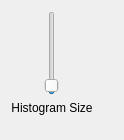
This is gui/multi_img_viewer.ui in gerbilvis/gerbil as Qt 5 draws it before an edit. The edited form follows.
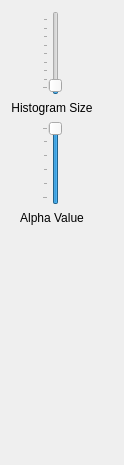
This is the edited form. Custom widgets are drawn as their Qt base class.

```diff
--- a/gui/multi_img_viewer.ui
+++ b/gui/multi_img_viewer.ui
@@ -7,7 +7,7 @@
     <x>0</x>
     <y>0</y>
     <width>124</width>
-    <height>140</height>
+    <height>465</height>
    </rect>
   </property>
   <layout class="QHBoxLayout" name="horizontalLayout">
@@ -41,6 +41,12 @@
          <property name="orientation">
           <enum>Qt::Vertical</enum>
          </property>
+         <property name="tickPosition">
+          <enum>QSlider::TicksAbove</enum>
+         </property>
+         <property name="tickInterval">
+          <number>31</number>
+         </property>
         </widget>
        </item>
       </layout>
@@ -67,6 +73,63 @@
        </property>
       </widget>
      </item>
+     <item>
+      <layout class="QHBoxLayout" name="horizontalLayout_2_2">
+       <item>
+        <widget class="QSlider" name="alphaSlider">
+         <property name="sizePolicy">
+          <sizepolicy hsizetype="Fixed" vsizetype="Fixed">
+           <horstretch>0</horstretch>
+           <verstretch>0</verstretch>
+          </sizepolicy>
+         </property>
+         <property name="minimum">
+          <number>1</number>
+         </property>
+         <property name="maximum">
+          <number>100</number>
+         </property>
+         <property name="value">
+          <number>100</number>
+         </property>
+         <property name="tracking">
+          <bool>true</bool>
+         </property>
+         <property name="orientation">
+          <enum>Qt::Vertical</enum>
+         </property>
+         <property name="tickPosition">
+          <enum>QSlider::TicksAbove</enum>
+         </property>
+         <property name="tickInterval">
+          <number>20</number>
+         </property>
+        </widget>
+       </item>
+      </layout>
+     </item>
+     <item>
+      <widget class="QLabel" name="alphaLabel">
+       <property name="sizePolicy">
+        <sizepolicy hsizetype="Minimum" vsizetype="Preferred">
+         <horstretch>0</horstretch>
+         <verstretch>0</verstretch>
+        </sizepolicy>
+       </property>
+       <property name="minimumSize">
+        <size>
+         <width>80</width>
+         <height>0</height>
+        </size>
+       </property>
+       <property name="text">
+        <string>Alpha Value</string>
+       </property>
+       <property name="alignment">
+        <set>Qt::AlignCenter</set>
+       </property>
+      </widget>
+     </item>
      <item>
       <spacer name="verticalSpacer">
        <property name="orientation">
@@ -77,8 +140,8 @@
        </property>
        <property name="sizeHint" stdset="0">
         <size>
-         <width>0</width>
-         <height>0</height>
+         <width>1</width>
+         <height>1</height>
         </size>
        </property>
       </spacer>
```
Left out of the diff: 4 changed lines with no effect on the pictures.
